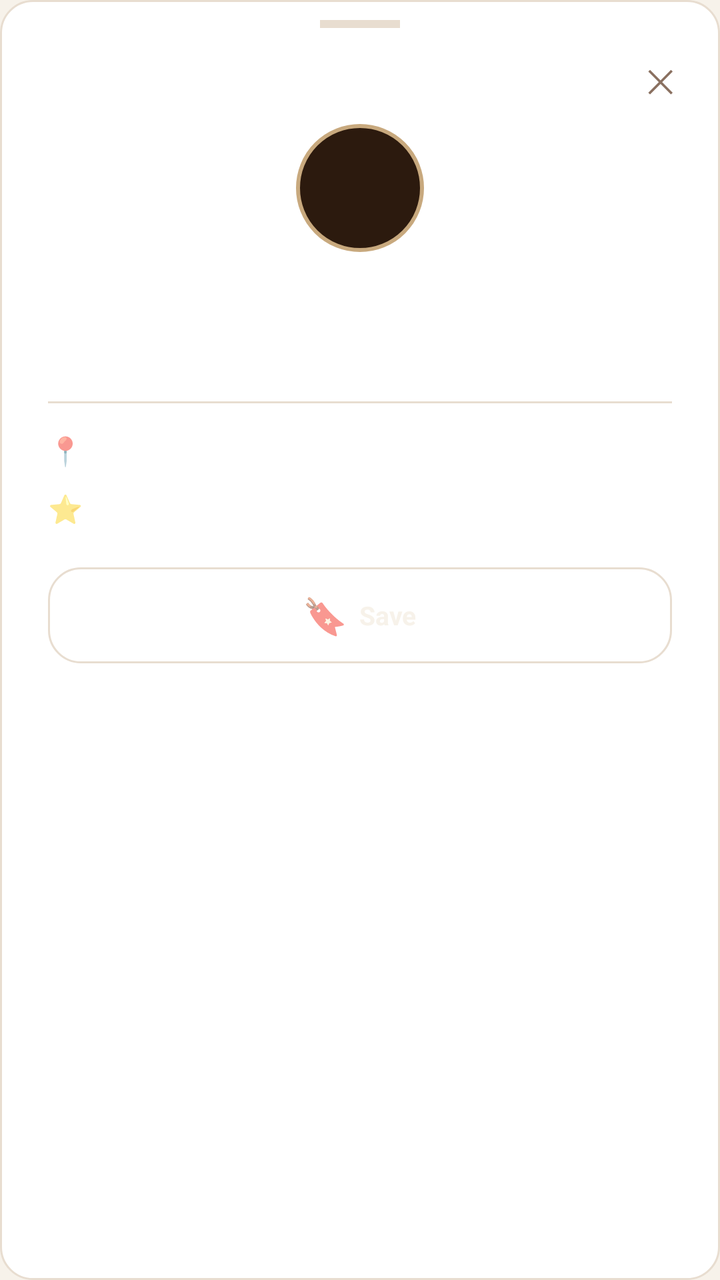
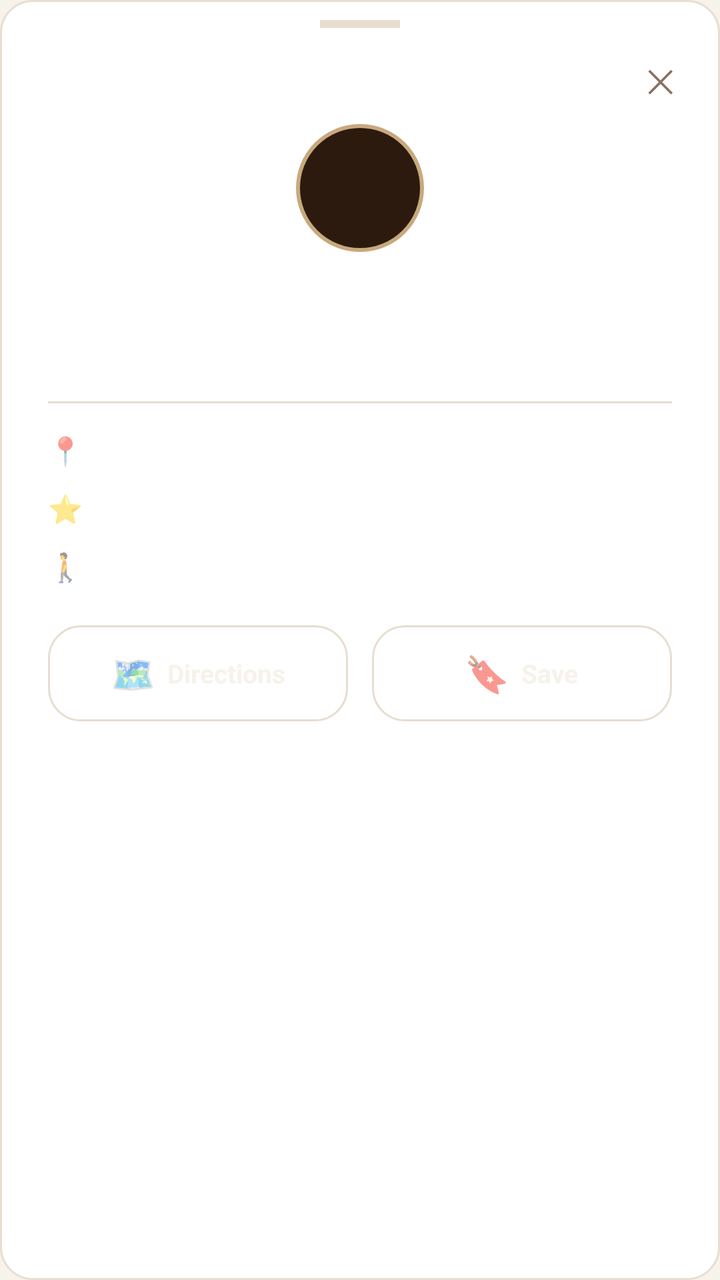

Compare the two renders of this Android layout. The source of the first and the diff that turns it into the second are given below.
<!-- AndroidManifest.xml: application theme Theme.AratKain -->
<!-- res/layout/fragment_place_detail.xml -->
<?xml version="1.0" encoding="utf-8"?>
<LinearLayout xmlns:android="http://schemas.android.com/apk/res/android"
    android:layout_width="match_parent"
    android:layout_height="wrap_content"
    android:orientation="vertical"
    android:background="@drawable/bg_card"
    android:paddingBottom="24dp">

    
    <View
        android:layout_width="40dp"
        android:layout_height="4dp"
        android:layout_gravity="center_horizontal"
        android:layout_marginTop="10dp"
        android:layout_marginBottom="4dp"
        android:background="@color/steam" />

    
    <FrameLayout
        android:layout_width="match_parent"
        android:layout_height="wrap_content">

        <TextView
            android:id="@+id/btnClose"
            android:layout_width="36dp"
            android:layout_height="36dp"
            android:layout_gravity="end"
            android:layout_marginEnd="12dp"
            android:layout_marginTop="4dp"
            android:gravity="center"
            android:text="✕"
            android:textSize="16sp"
            android:textColor="@color/muted"
            android:background="@drawable/selector_nav_btn"
            android:padding="4dp" />

    </FrameLayout>

    
    <TextView
        android:id="@+id/tvDetailTypeIcon"
        android:layout_width="64dp"
        android:layout_height="64dp"
        android:layout_gravity="center_horizontal"
        android:layout_marginTop="4dp"
        android:gravity="center"
        android:textSize="36sp"
        android:background="@drawable/circle_avatar" />

    
    <TextView
        android:id="@+id/tvDetailName"
        android:layout_width="wrap_content"
        android:layout_height="wrap_content"
        android:layout_gravity="center_horizontal"
        android:layout_marginTop="12dp"
        android:layout_marginHorizontal="24dp"
        android:gravity="center"
        android:textColor="@color/cream"
        android:textSize="20sp"
        android:textStyle="bold"
        android:fontFamily="serif"
        android:maxLines="2"
        android:ellipsize="end" />

    
    <TextView
        android:id="@+id/tvDetailType"
        android:layout_width="wrap_content"
        android:layout_height="wrap_content"
        android:layout_gravity="center_horizontal"
        android:layout_marginTop="4dp"
        android:textColor="@color/accent"
        android:textSize="13sp" />

    
    <View
        android:layout_width="match_parent"
        android:layout_height="1dp"
        android:layout_marginHorizontal="24dp"
        android:layout_marginVertical="14dp"
        android:background="@color/steam" />

    
    <LinearLayout
        android:layout_width="match_parent"
        android:layout_height="wrap_content"
        android:orientation="horizontal"
        android:gravity="center_vertical"
        android:paddingHorizontal="24dp"
        android:layout_marginBottom="10dp">

        <TextView
            android:layout_width="20dp"
            android:layout_height="wrap_content"
            android:text="📍"
            android:textSize="14sp" />

        <TextView
            android:id="@+id/tvDetailAddress"
            android:layout_width="0dp"
            android:layout_height="wrap_content"
            android:layout_weight="1"
            android:layout_marginStart="8dp"
            android:textColor="@color/latte"
            android:textSize="13sp"
            android:maxLines="2"
            android:ellipsize="end" />
    </LinearLayout>

    
    <LinearLayout
        android:layout_width="match_parent"
        android:layout_height="wrap_content"
        android:orientation="horizontal"
        android:gravity="center_vertical"
        android:paddingHorizontal="24dp"
        android:layout_marginBottom="20dp">

        <TextView
            android:layout_width="20dp"
            android:layout_height="wrap_content"
            android:text="⭐"
            android:textSize="14sp" />

        <TextView
            android:id="@+id/tvDetailRating"
            android:layout_width="0dp"
            android:layout_height="wrap_content"
            android:layout_weight="1"
            android:layout_marginStart="8dp"
            android:textColor="@color/latte"
            android:textSize="13sp" />
    </LinearLayout>

    
    <LinearLayout
        android:layout_width="match_parent"
        android:layout_height="wrap_content"
        android:orientation="horizontal"
        android:gravity="center"
        android:paddingHorizontal="24dp">

        
        <LinearLayout
            android:id="@+id/btnBookmark"
            android:layout_width="0dp"
            android:layout_height="48dp"
            android:layout_weight="1"
            android:orientation="horizontal"
            android:gravity="center"
            android:background="@drawable/bg_card"
            android:padding="8dp">

            <TextView
                android:id="@+id/tvBookmarkIcon"
                android:layout_width="wrap_content"
                android:layout_height="wrap_content"
                android:text="🔖"
                android:textSize="18sp"
                android:layout_marginEnd="6dp" />

            <TextView
                android:id="@+id/tvBookmarkLabel"
                android:layout_width="wrap_content"
                android:layout_height="wrap_content"
                android:text="Save"
                android:textColor="@color/cream"
                android:textSize="13sp"
                android:textStyle="bold" />

        </LinearLayout>

    </LinearLayout>

</LinearLayout>
<!-- resources referenced by this layout -->
<resources>
  <color name="accent">#B85C38</color>
  <color name="cream">#F7F2EA</color>
  <color name="latte">#C8A97E</color>
  <color name="muted">#8A7060</color>
  <color name="steam">#E8DDD0</color>
  <!-- drawable bg_card (drawable) -->
  <?xml version="1.0" encoding="utf-8"?>
  <shape xmlns:android="http://schemas.android.com/apk/res/android" android:shape="rectangle">
      <solid android:color="#FFFFFF"/>
      <stroke android:width="1dp" android:color="#E8DDD0"/>
      <corners android:radius="16dp"/>
  </shape>
  <!-- drawable circle_avatar (drawable) -->
  <?xml version="1.0" encoding="utf-8"?>
  <shape xmlns:android="http://schemas.android.com/apk/res/android" android:shape="oval">
      <solid android:color="#2C1A0E"/>
      <stroke android:width="2dp" android:color="#C8A97E"/>
  </shape>
  <!-- drawable selector_nav_btn (drawable) -->
  <?xml version="1.0" encoding="utf-8"?>
  <selector xmlns:android="http://schemas.android.com/apk/res/android">
      <item android:state_pressed="true">
          <shape android:shape="rectangle">
              <solid android:color="#33B85C38"/>
              <corners android:radius="12dp"/>
          </shape>
      </item>
      <item android:state_selected="true">
          <shape android:shape="rectangle">
              <solid android:color="#33B85C38"/>
              <corners android:radius="12dp"/>
          </shape>
      </item>
      <item>
          <shape android:shape="rectangle">
              <solid android:color="@android:color/transparent"/>
              <corners android:radius="12dp"/>
          </shape>
      </item>
  </selector>
  <style name="Theme.AratKain" parent="Theme.MaterialComponents.DayNight.NoActionBar">
          <item name="colorPrimary">@color/espresso</item>
          <item name="colorPrimaryVariant">@color/espresso_dark</item>
          <item name="colorOnPrimary">@color/cream</item>
          <item name="colorSecondary">@color/accent</item>
          <item name="colorOnSecondary">@color/white</item>
          <item name="android:colorBackground">@color/cream</item>
          <item name="colorSurface">@color/white</item>
          <item name="android:statusBarColor">@color/espresso</item>
          <item name="android:navigationBarColor">@color/espresso</item>
          <item name="android:fontFamily">sans-serif</item>
      </style>
  <color name="espresso">#2C1A0E</color>
  <color name="espresso_dark">#3d2510</color>
  <color name="white">#FFFFFF</color>
</resources>

<!-- the commit's change to res/layout/fragment_place_detail.xml (unified diff, before → after) -->
@@ -1,10 +1,22 @@
 <?xml version="1.0" encoding="utf-8"?>
 <LinearLayout xmlns:android="http://schemas.android.com/apk/res/android"
+    xmlns:tools="http://schemas.android.com/tools"
     android:layout_width="match_parent"
     android:layout_height="wrap_content"
     android:orientation="vertical"
     android:background="@drawable/bg_card"
     android:paddingBottom="24dp">
+
+    
+    <ImageView
+        android:id="@+id/ivDetailPhoto"
+        android:layout_width="match_parent"
+        android:layout_height="180dp"
+        android:scaleType="centerCrop"
+        android:contentDescription="@string/photo_of_establishment"
+        android:visibility="gone"
+        tools:visibility="visible"
+        tools:background="@color/steam" />
 
     
     <View
@@ -64,14 +76,31 @@
         android:ellipsize="end" />
 
     
-    <TextView
-        android:id="@+id/tvDetailType"
+    <LinearLayout
         android:layout_width="wrap_content"
         android:layout_height="wrap_content"
         android:layout_gravity="center_horizontal"
-        android:layout_marginTop="4dp"
-        android:textColor="@color/accent"
-        android:textSize="13sp" />
+        android:orientation="horizontal"
+        android:gravity="center_vertical"
+        android:layout_marginTop="4dp">
+
+        <TextView
+            android:id="@+id/tvDetailType"
+            android:layout_width="wrap_content"
+            android:layout_height="wrap_content"
+            android:textColor="@color/accent"
+            android:textSize="13sp" />
+
+        <TextView
+            android:id="@+id/tvOpenStatus"
+            android:layout_width="wrap_content"
+            android:layout_height="wrap_content"
+            android:layout_marginStart="10dp"
+            android:textSize="12sp"
+            android:textStyle="bold"
+            android:visibility="gone" />
+
+    </LinearLayout>
 
     
     <View
@@ -115,7 +144,7 @@
         android:orientation="horizontal"
         android:gravity="center_vertical"
         android:paddingHorizontal="24dp"
-        android:layout_marginBottom="20dp">
+        android:layout_marginBottom="10dp">
 
         <TextView
             android:layout_width="20dp"
@@ -138,21 +167,77 @@
         android:layout_width="match_parent"
         android:layout_height="wrap_content"
         android:orientation="horizontal"
+        android:gravity="center_vertical"
+        android:paddingHorizontal="24dp"
+        android:layout_marginBottom="20dp">
+
+        <TextView
+            android:layout_width="20dp"
+            android:layout_height="wrap_content"
+            android:text="🚶"
+            android:textSize="14sp" />
+
+        <TextView
+            android:id="@+id/tvDetailDistance"
+            android:layout_width="0dp"
+            android:layout_height="wrap_content"
+            android:layout_weight="1"
+            android:layout_marginStart="8dp"
+            android:textColor="@color/latte"
+            android:textSize="13sp"
+            android:visibility="gone" />
+    </LinearLayout>
+
+    
+    <LinearLayout
+        android:layout_width="match_parent"
+        android:layout_height="wrap_content"
+        android:orientation="horizontal"
         android:gravity="center"
         android:paddingHorizontal="24dp">
 
         
         <LinearLayout
-            android:id="@+id/btnBookmark"
+            android:id="@+id/btnDirections"
             android:layout_width="0dp"
             android:layout_height="48dp"
             android:layout_weight="1"
+            android:layout_marginEnd="6dp"
             android:orientation="horizontal"
             android:gravity="center"
             android:background="@drawable/bg_card"
             android:padding="8dp">
 
             <TextView
+                android:layout_width="wrap_content"
+                android:layout_height="wrap_content"
+                android:text="🗺️"
+                android:textSize="18sp"
+                android:layout_marginEnd="6dp" />
+
+            <TextView
+                android:layout_width="wrap_content"
+                android:layout_height="wrap_content"
+                android:text="Directions"
+                android:textColor="@color/cream"
+                android:textSize="13sp"
+                android:textStyle="bold" />
+
+        </LinearLayout>
+
+        
+        <LinearLayout
+            android:id="@+id/btnBookmark"
+            android:layout_width="0dp"
+            android:layout_height="48dp"
+            android:layout_weight="1"
+            android:layout_marginStart="6dp"
+            android:orientation="horizontal"
+            android:gravity="center"
+            android:background="@drawable/bg_card"
+            android:padding="8dp">
+
+            <TextView
                 android:id="@+id/tvBookmarkIcon"
                 android:layout_width="wrap_content"
                 android:layout_height="wrap_content"
<!-- resource entries referenced after the edit -->
@@ -40,6 +40,7 @@
           </shape>
       </item>
   </selector>
+  <string name="photo_of_establishment">Photo of establishment</string>
   <style name="Theme.AratKain" parent="Theme.MaterialComponents.DayNight.NoActionBar">
           <item name="colorPrimary">@color/espresso</item>
           <item name="colorPrimaryVariant">@color/espresso_dark</item>
